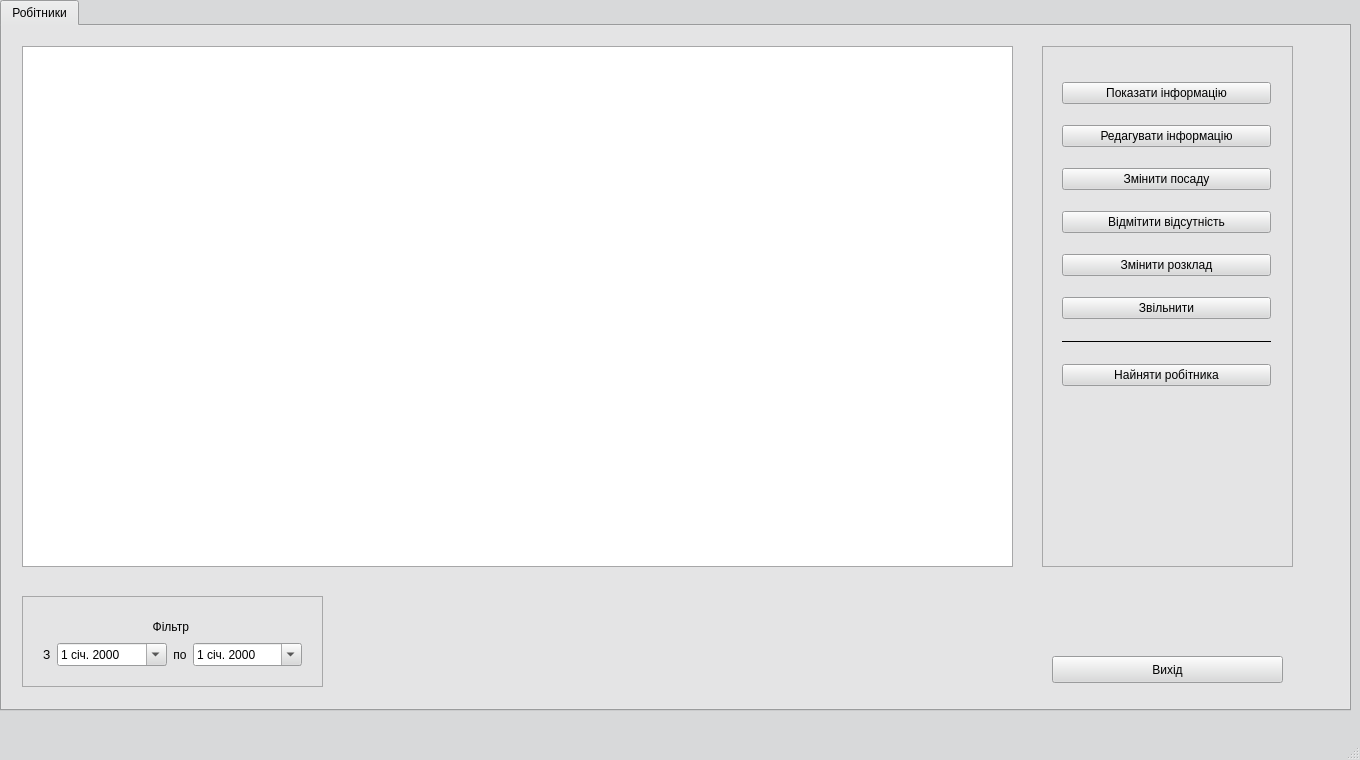
First picture: the form in hr_department.ui, repository landrew31/db_course_work, before the edit.
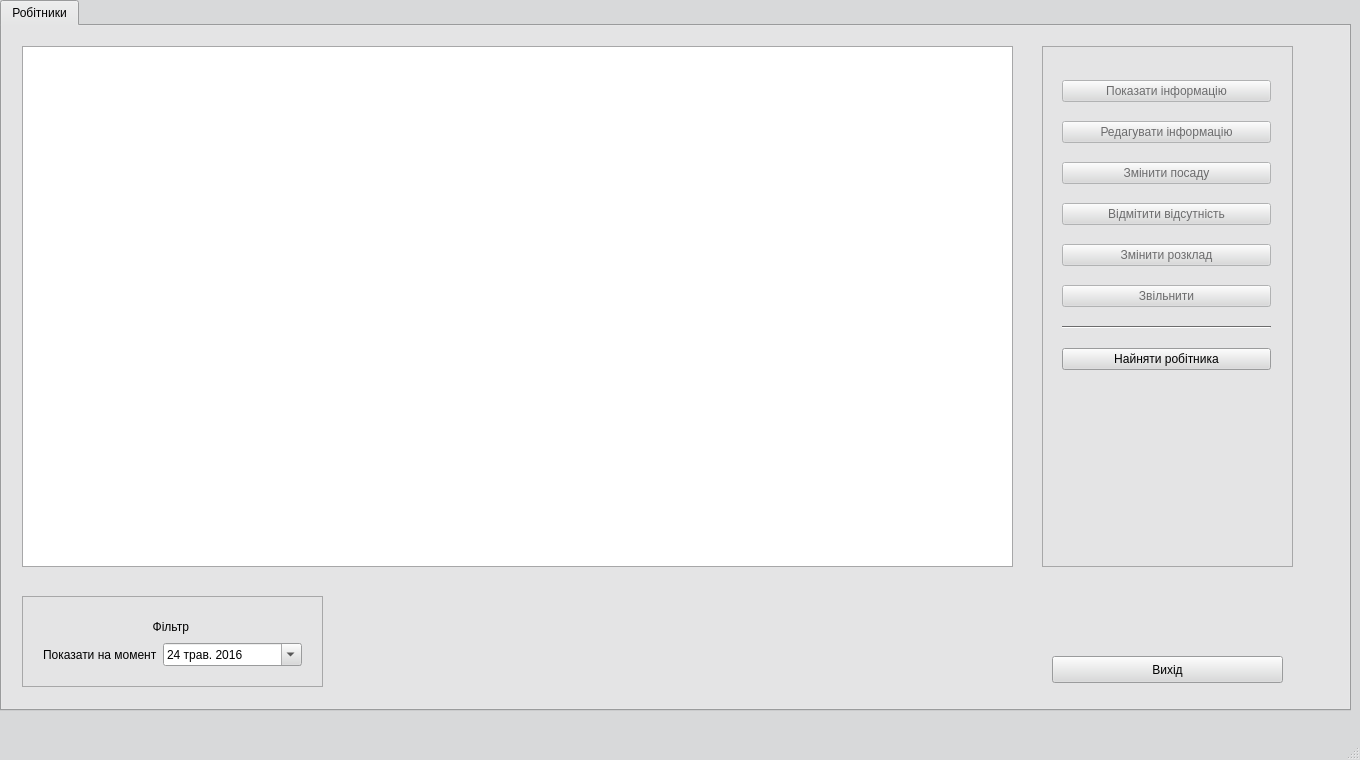
Second picture: the form after the edit.

Patch:
```diff
--- a/hr_department.ui
+++ b/hr_department.ui
@@ -530,12 +530,22 @@
          <x>9</x>
          <y>10</y>
          <width>231</width>
-         <height>361</height>
+         <height>341</height>
         </rect>
        </property>
        <layout class="QGridLayout" name="gridLayout_2">
+        <item row="7" column="0">
+         <widget class="Line" name="line">
+          <property name="orientation">
+           <enum>Qt::Horizontal</enum>
+          </property>
+         </widget>
+        </item>
         <item row="5" column="0">
          <widget class="QPushButton" name="button_changePersSchedule">
+          <property name="enabled">
+           <bool>false</bool>
+          </property>
           <property name="cursor">
            <cursorShape>PointingHandCursor</cursorShape>
           </property>
@@ -546,6 +556,9 @@
         </item>
         <item row="4" column="0">
          <widget class="QPushButton" name="button_addPersAbsence">
+          <property name="enabled">
+           <bool>false</bool>
+          </property>
           <property name="cursor">
            <cursorShape>PointingHandCursor</cursorShape>
           </property>
@@ -556,6 +569,9 @@
         </item>
         <item row="6" column="0">
          <widget class="QPushButton" name="button_firePers">
+          <property name="enabled">
+           <bool>false</bool>
+          </property>
           <property name="cursor">
            <cursorShape>PointingHandCursor</cursorShape>
           </property>
@@ -564,18 +580,11 @@
           </property>
          </widget>
         </item>
-        <item row="7" column="0">
-         <widget class="Line" name="line">
-          <property name="frameShadow">
-           <enum>QFrame::Plain</enum>
-          </property>
-          <property name="orientation">
-           <enum>Qt::Horizontal</enum>
-          </property>
-         </widget>
-        </item>
         <item row="0" column="0">
          <widget class="QPushButton" name="button_showPersInfo">
+          <property name="enabled">
+           <bool>false</bool>
+          </property>
           <property name="cursor">
            <cursorShape>PointingHandCursor</cursorShape>
           </property>
@@ -586,6 +595,9 @@
         </item>
         <item row="2" column="0">
          <widget class="QPushButton" name="button_changePersPosition">
+          <property name="enabled">
+           <bool>false</bool>
+          </property>
           <property name="cursor">
            <cursorShape>PointingHandCursor</cursorShape>
           </property>
@@ -596,6 +608,9 @@
         </item>
         <item row="1" column="0">
          <widget class="QPushButton" name="button_editPersInfo">
+          <property name="enabled">
+           <bool>false</bool>
+          </property>
           <property name="cursor">
            <cursorShape>PointingHandCursor</cursorShape>
           </property>
@@ -685,12 +700,12 @@
              </sizepolicy>
             </property>
             <property name="text">
-             <string>З</string>
+             <string>Показати на момент</string>
             </property>
            </widget>
           </item>
           <item>
-           <widget class="QDateEdit" name="dateEdit">
+           <widget class="QDateEdit" name="date_historyView">
             <property name="sizePolicy">
              <sizepolicy hsizetype="Expanding" vsizetype="Fixed">
               <horstretch>0</horstretch>
@@ -700,34 +715,15 @@
             <property name="cursor">
              <cursorShape>PointingHandCursor</cursorShape>
             </property>
-            <property name="calendarPopup">
-             <bool>true</bool>
-            </property>
-           </widget>
-          </item>
-          <item>
-           <widget class="QLabel" name="label_3">
-            <property name="text">
-             <string>по</string>
-            </property>
-            <property name="scaledContents">
-             <bool>false</bool>
-            </property>
-            <property name="alignment">
-             <set>Qt::AlignCenter</set>
-            </property>
-           </widget>
-          </item>
-          <item>
-           <widget class="QDateEdit" name="dateEdit_2">
-            <property name="sizePolicy">
-             <sizepolicy hsizetype="Expanding" vsizetype="Fixed">
-              <horstretch>0</horstretch>
-              <verstretch>0</verstretch>
-             </sizepolicy>
-            </property>
-            <property name="cursor">
-             <cursorShape>PointingHandCursor</cursorShape>
+            <property name="dateTime">
+             <datetime>
+              <hour>0</hour>
+              <minute>0</minute>
+              <second>0</second>
+              <year>2016</year>
+              <month>5</month>
+              <day>24</day>
+             </datetime>
             </property>
             <property name="calendarPopup">
              <bool>true</bool>
```
